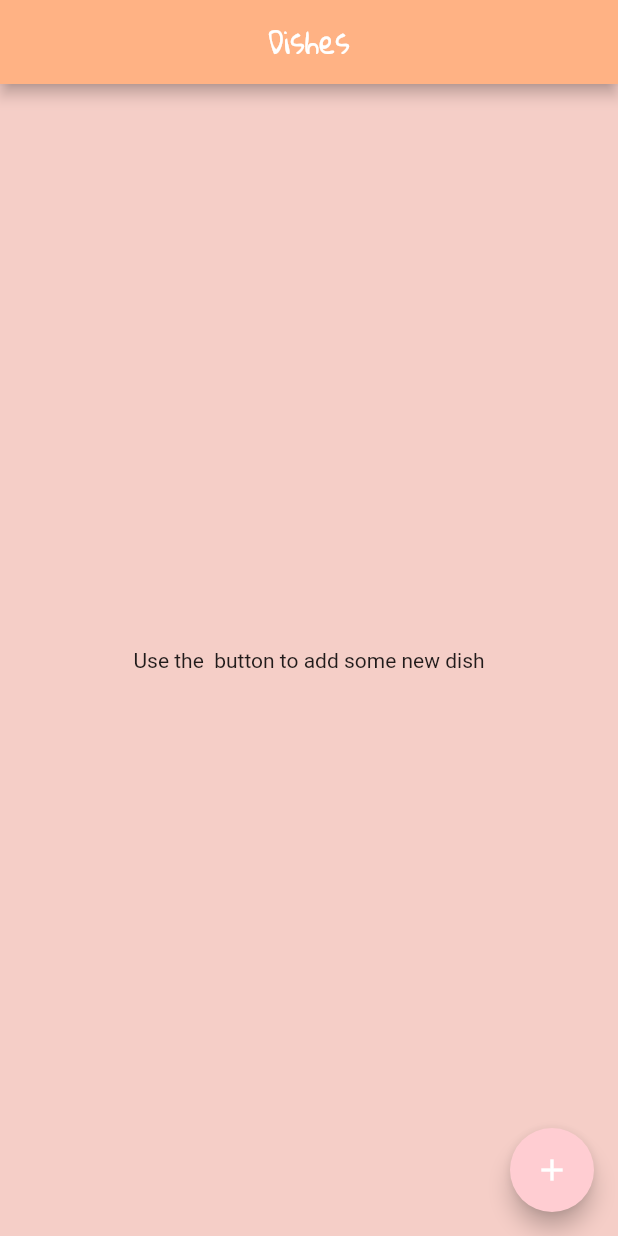
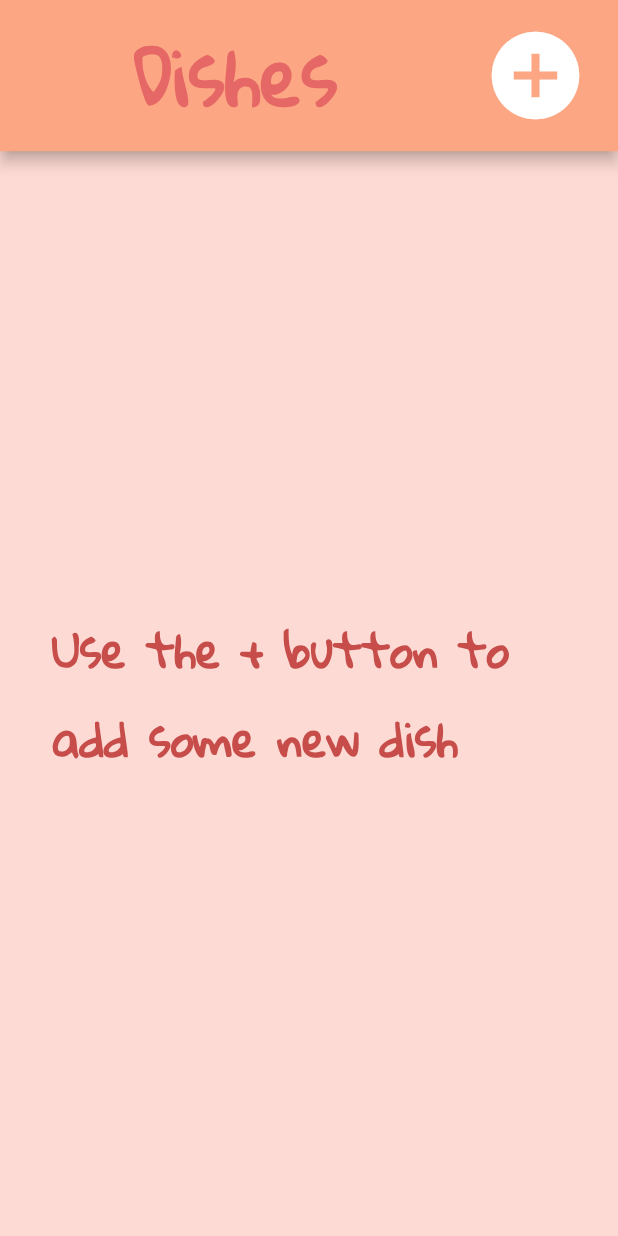
Before and after one commit to Linxin-Zhong/Bon-Appetit, a Flutter app: the screen it shows after launch, on a phone screen of 412 x 824 dp. Run offline on Flutter 3.47's test engine with Material 2 defaults, Android fonts, the phone set to English and light mode, and no system bars.

Commit message:
Added the 'add dish' button and changed the appbar width

```diff
--- a/lib/main.dart
+++ b/lib/main.dart
@@ -22,33 +22,52 @@ class _bonAppetitState extends State<bonAppetit>{
   @override
   Widget build(BuildContext context) {
     return Scaffold(
-      backgroundColor: Color.fromARGB(255,245,206,199),//light pink
+      backgroundColor: Color.fromARGB(255, 253, 218, 211),//light pink
       appBar: AppBar(
-        backgroundColor: Color.fromARGB(255,255,178,132),//dark orange
-        title: new Center(
-          child: Text('Dishes',
-              style: TextStyle(fontFamily: 'Gloria'),),
-        )
-      ),
-      body: new Center(
-         child: getWidget(Number_of_dishes)
-      ),
-      floatingActionButton: FloatingActionButton(
-        onPressed: () {
+           centerTitle: true,
+           toolbarHeight: kToolbarHeight*1.8,
+           backgroundColor: Color.fromARGB(255, 253, 166, 131),//dark orange
+           title: new Center(
+           child: Text('Dishes',
+           style: TextStyle(fontFamily: 'Gloria',
+           color: Color.fromARGB(255, 230, 104, 102),
+           fontWeight: FontWeight.bold,
+           fontSize: 50),),
+        ),
+        actions: <Widget>[
+                 Padding(
+                 padding: EdgeInsets.only(right: 50),
+                 child: IconButton(
+                   icon: Icon(Icons.add_circle, size: 70,),
+                   tooltip: 'Add a new dish',
+                   onPressed: () {
           setState(() {
             Number_of_dishes ++;
           });
         },
-        child: Icon(Icons.add),
-        backgroundColor: Colors.red[100],
+                 ),
       ),
+              ],
+          ),
+
+      body: new Center(
+         child: getWidget(Number_of_dishes)
+      ),
+
     );
   }
 }
 
 Widget getWidget(int Number_of_dishes) {
   if (Number_of_dishes == 0){
-    return Text('Use the '+' button to add some new dish');
+    return Padding(
+      padding:EdgeInsets.fromLTRB(35, 0, 35, 0),
+      child:Text('Use the + button to add some new dish',
+    style: TextStyle(fontFamily: 'Gloria',
+           color: Color.fromARGB(255, 199, 77, 75),
+           fontWeight: FontWeight.bold,
+           fontSize: 30),),
+    );
   } else {
     return Text('$Number_of_dishes');
   }
```
